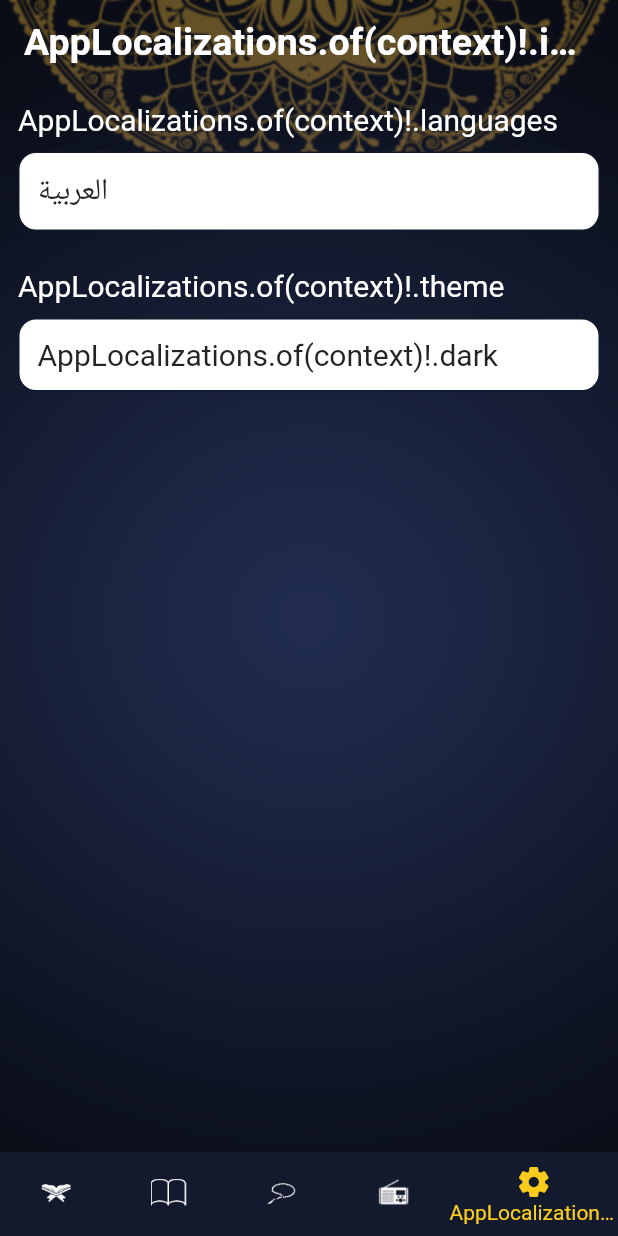
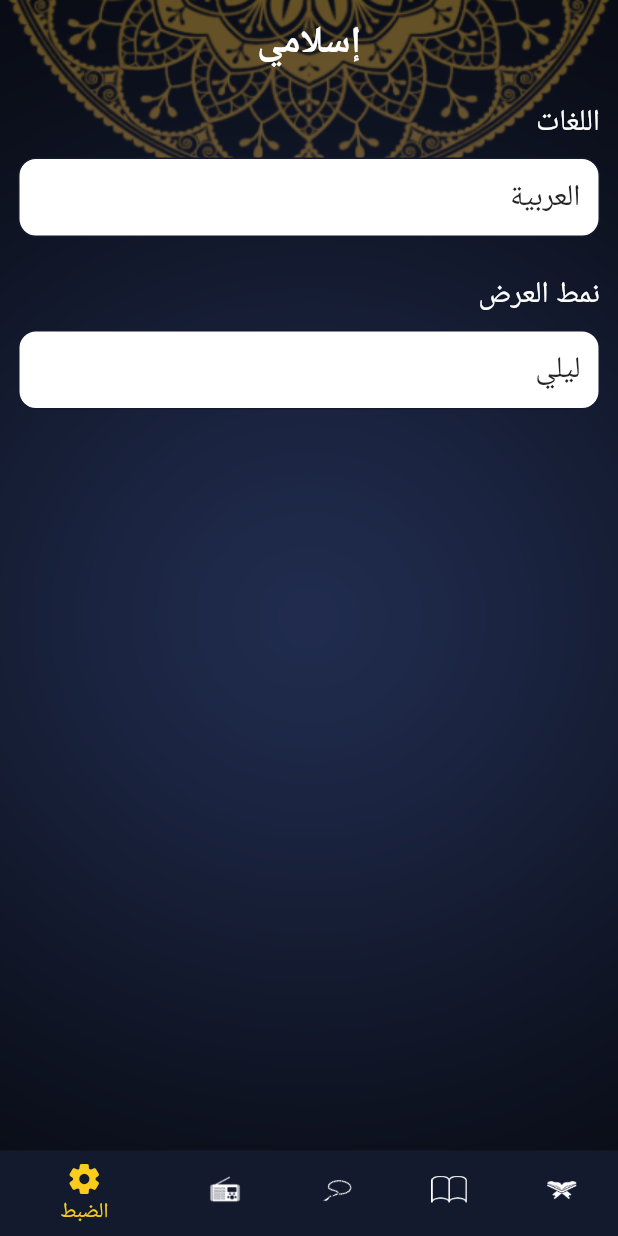
Before and after one commit to fares-atiaw/Islami-project, a Flutter app: the screen it shows after launch, item 5 of the bottom bar chosen, on a phone screen of 412 x 824 dp. Run offline on Flutter 3.47's test engine with Material 2 defaults, Android fonts, the phone set to English and light mode, and no system bars; generated files the repository leaves out were written again.

Commit message:
Finish 0.

```diff
--- a/lib/Components/item_theme_bottom_sheet.dart
+++ b/lib/Components/item_theme_bottom_sheet.dart
@@ -1,8 +1,8 @@
 import 'package:flutter/material.dart';
+import 'package:flutter_gen/gen_l10n/app_localizations.dart';
 import 'package:islami_app/my_theme.dart';
 import 'package:provider/provider.dart';
 
-//import 'package:flutter_gen/gen_l10n/app_localizations.dart';
 import '../Provider/app_provider.dart';
 
 class ItemBS_Theme extends StatefulWidget {
@@ -21,7 +21,7 @@ class _ItemBS_ThemeState extends State<ItemBS_Theme> {
         //crossAxisAlignment: CrossAxisAlignment.stretch,
         children: [
           InkWell(
-            child: getThemeRow('AppLocalizations.of(context)!.light',
+            child: getThemeRow(AppLocalizations.of(context)!.light,
                 provider.themeMode == ThemeMode.light),
             onTap: () {
               Navigator.pop(context);
@@ -29,7 +29,7 @@ class _ItemBS_ThemeState extends State<ItemBS_Theme> {
             },
           ),
           InkWell(
-            child: getThemeRow('AppLocalizations.of(context)!.dark',
+            child: getThemeRow(AppLocalizations.of(context)!.dark,
                 provider.themeMode == ThemeMode.dark),
             onTap: () {
               Navigator.pop(context);
--- a/lib/Screens/hadeth_details.dart
+++ b/lib/Screens/hadeth_details.dart
@@ -1,6 +1,5 @@
 import 'package:flutter/material.dart';
-
-//import 'package:flutter_gen/gen_l10n/app_localizations.dart';
+import 'package:flutter_gen/gen_l10n/app_localizations.dart';
 import 'package:islami_app/Models/item_hadeth.dart';
 import 'package:provider/provider.dart';
 
@@ -32,7 +31,7 @@ class _HadethDetailsState extends State<HadethDetails> {
         backgroundColor: Colors.transparent,
           appBar: AppBar(
           backgroundColor: Color(0x4D6D2A02),
-          title: Text('AppLocalizations.of(context)!.elAhadeth',
+            title: Text(AppLocalizations.of(context)!.elAhadeth,
               style: Theme.of(context).textTheme.subtitle2),
         ),
         body: Container(
--- a/lib/Screens/home.dart
+++ b/lib/Screens/home.dart
@@ -1,4 +1,5 @@
 import 'package:flutter/material.dart';
+import 'package:flutter_gen/gen_l10n/app_localizations.dart';
 import 'package:provider/provider.dart';
 
 import '../Provider/app_provider.dart';
@@ -6,8 +7,6 @@ import '../Tabs/tab_hadeth.dart';
 import '../Tabs/tab_quran.dart';
 import '../Tabs/tab_radio.dart';
 import '../Tabs/tab_sebha.dart';
-//import 'package:flutter_gen/gen_l10n/app_localizations.dart';
-
 import '../Tabs/tab_settings.dart';
 
 
@@ -43,7 +42,7 @@ class _HomeScreenState extends State<HomeScreen> {
         backgroundColor: Colors.transparent,
         appBar: AppBar(
           title: Text(
-              'AppLocalizations.of(context)!.islami',
+              AppLocalizations.of(context)!.islami,
               style: Theme.of(context).textTheme.subtitle2),
         ),
         bottomNavigationBar: BottomNavigationBar(
@@ -57,20 +56,20 @@ class _HomeScreenState extends State<HomeScreen> {
                 AssetImage('asset/icons/quran.png'),
               ),
               //size: Theme.of(context).iconTheme.size
-              label: 'AppLocalizations.of(context)!.quran',
+              label: AppLocalizations.of(context)!.quran,
             ),
             BottomNavigationBarItem(
                 icon: ImageIcon(AssetImage('asset/icons/sonna.png')),
-                label: 'AppLocalizations.of(context)!.hadeth'),
+                label: AppLocalizations.of(context)!.hadeth),
             BottomNavigationBarItem(
                 icon: ImageIcon(AssetImage('asset/icons/sebha.png')),
-                label: 'AppLocalizations.of(context)!.sebha'),
+                label: AppLocalizations.of(context)!.sebha),
             BottomNavigationBarItem(
                 icon: ImageIcon(AssetImage('asset/icons/radio.png')),
-                label: 'AppLocalizations.of(context)!.radio'),
+                label: AppLocalizations.of(context)!.radio),
             BottomNavigationBarItem(
                 icon: const Icon(Icons.settings_rounded),
-                label: 'AppLocalizations.of(context)!.settings'),
+                label: AppLocalizations.of(context)!.settings),
           ],
         ),
         body: tabs[currentIndex],
--- a/lib/Tabs/tab_hadeth.dart
+++ b/lib/Tabs/tab_hadeth.dart
@@ -1,5 +1,6 @@
 import 'package:flutter/material.dart';
 import 'package:flutter/services.dart';
+import 'package:flutter_gen/gen_l10n/app_localizations.dart';
 
 import '../Models/item_hadeth.dart';
 import '../Screens/hadeth_details.dart';
@@ -80,7 +81,7 @@ class _Tab_HadethState extends State<Tab_Hadeth> {
                 color: MyTheme.c_gold,
               ),
               Text(
-                'AppLocalizations.of(context)!.elAhadeth',
+                AppLocalizations.of(context)!.elAhadeth,
                 style: Theme.of(context).textTheme.subtitle2,
                 textAlign: TextAlign.center,
               ),
@@ -115,7 +116,6 @@ class _Tab_HadethState extends State<Tab_Hadeth> {
   }
 
   Future<void> loadFile(String filePath) async {
-    // Soon will be called/used
     String fileContent = await rootBundle.loadString('$filePath');
     lines = fileContent.trim().split('#');
     for (int i = 0; i < lines.length; i++) {
--- a/lib/Tabs/tab_sebha.dart
+++ b/lib/Tabs/tab_sebha.dart
@@ -1,7 +1,7 @@
 import 'dart:math';
 
 import 'package:flutter/material.dart';
-//import 'package:flutter_gen/gen_l10n/app_localizations.dart';
+import 'package:flutter_gen/gen_l10n/app_localizations.dart';
 
 class Tab_Sebha extends StatefulWidget {
   @override
@@ -54,7 +54,7 @@ class _Tab_SebhaState extends State<Tab_Sebha> {
           Container(
             child: Center(
               child: Text(
-                'AppLocalizations.of(context)!.num_sebha',
+                AppLocalizations.of(context)!.num_sebha,
                 style: Theme.of(context)
                     .textTheme
                     .subtitle2
--- a/lib/Tabs/tab_settings.dart
+++ b/lib/Tabs/tab_settings.dart
@@ -1,9 +1,9 @@
 import 'package:flutter/material.dart';
+import 'package:flutter_gen/gen_l10n/app_localizations.dart';
 import 'package:islami_app/my_theme.dart';
 import 'package:provider/provider.dart';
 
 import '../Components/item_language_bottom_sheet.dart';
-//import 'package:flutter_gen/gen_l10n/app_localizations.dart';
 import '../Components/item_theme_bottom_sheet.dart';
 import '../Provider/app_provider.dart';
 
@@ -24,7 +24,7 @@ class _Tab_SettingsState extends State<Tab_Settings> {
       child: Column(
         crossAxisAlignment: CrossAxisAlignment.stretch,
         children: [
-          Text('AppLocalizations.of(context)!.languages',
+          Text(AppLocalizations.of(context)!.languages,
               style: Theme.of(context).textTheme.headline3),
           InkWell(
             onTap: (() {
@@ -49,7 +49,7 @@ class _Tab_SettingsState extends State<Tab_Settings> {
           const SizedBox(
             height: 15,
           ),
-          Text('AppLocalizations.of(context)!.theme',
+          Text(AppLocalizations.of(context)!.theme,
               style: Theme.of(context).textTheme.headline3),
           InkWell(
             onTap: (() {
@@ -65,8 +65,8 @@ class _Tab_SettingsState extends State<Tab_Settings> {
                 ),
                 child: Text(
                   provider.themeMode == ThemeMode.light
-                      ? 'AppLocalizations.of(context)!.light'
-                      : 'AppLocalizations.of(context)!.dark',
+                      ? AppLocalizations.of(context)!.light
+                      : AppLocalizations.of(context)!.dark,
                   style: Theme.of(context)
                       .textTheme
                       .headline3
--- a/lib/l10n/app_en.arb
+++ b/lib/l10n/app_en.arb
@@ -1,7 +1,7 @@
 {
   "islami": "Islami",
   "quran": "Quran",
-  "hadeth": "Hadeth",
+  "hadeth": "Hadith",
   "sebha": "Sebha",
   "radio": "Radio",
   "settings": "Settings",
--- a/lib/main.dart
+++ b/lib/main.dart
@@ -1,4 +1,5 @@
 import 'package:flutter/material.dart';
+import 'package:flutter_gen/gen_l10n/app_localizations.dart';
 import 'package:islami_app/Provider/app_provider.dart';
 import 'package:provider/provider.dart';
 
@@ -6,7 +7,6 @@ import 'Screens/hadeth_details.dart';
 import 'Screens/home.dart';
 import 'Screens/sura_details.dart';
 import 'my_theme.dart';
-//import 'package:flutter_gen/gen_l10n/app_localizations.dart';
 
 // Error مسافة الجدول
 // Error عدد الآيات الل في الجدول
@@ -28,9 +28,10 @@ class MyApp extends StatelessWidget {
 
     return MaterialApp(
       title: 'إسلامي',
+      //AppLocalizations.of(context)!.islami  OR  'إسلامي'
 
-      // localizationsDelegates: AppLocalizations.localizationsDelegates,
-      // supportedLocales: AppLocalizations.supportedLocales,
+      localizationsDelegates: AppLocalizations.localizationsDelegates,
+      supportedLocales: AppLocalizations.supportedLocales,
       locale: Locale(provider.county_code),
 
       routes: {
--- a/lib/my_theme.dart
+++ b/lib/my_theme.dart
@@ -1,4 +1,3 @@
-import 'package:flutter/cupertino.dart';
 import 'package:flutter/material.dart';
 
 class MyTheme {
```
Also changed, not shown: asset/files/ahadeth.txt (renamed from asset/files/ahadeth .txt).
